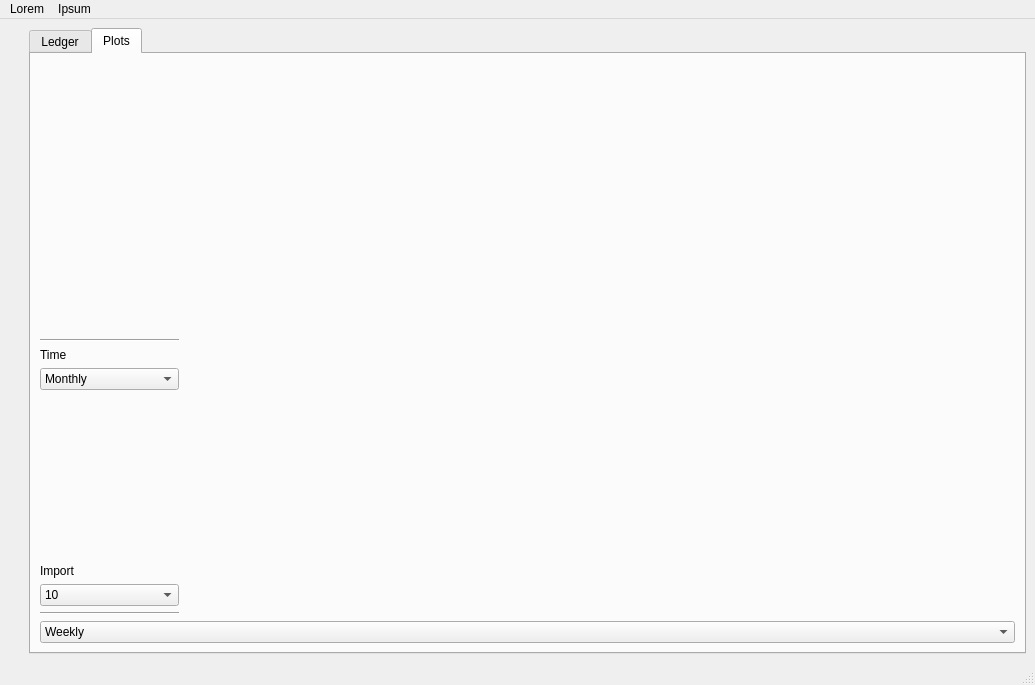
Above: piggy_bank/ui/main_window.ui from pbertoni89/piggy-bank before the change. Below: the same form after it.
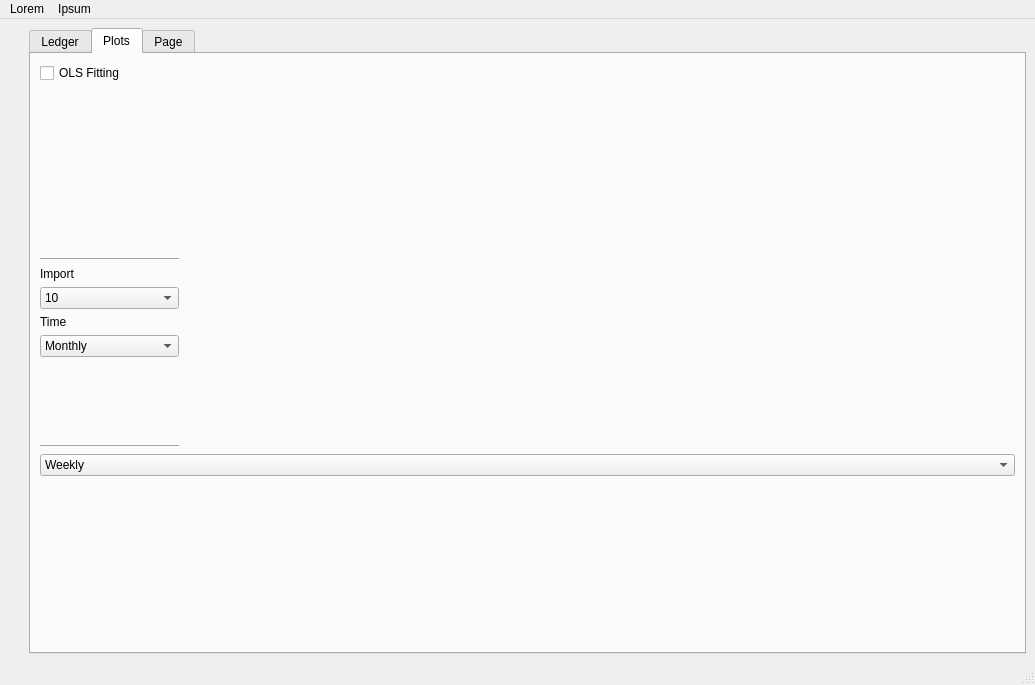
That is the form after the change. The open tabs and pages were chosen to show the change.

Commit message: [CHORES] decoupling some modules. Adding box-n-whiskers plott now they're too small. I need another tab

Diff of the .ui file:
```diff
--- a/piggy_bank/ui/main_window.ui
+++ b/piggy_bank/ui/main_window.ui
@@ -38,7 +38,7 @@
     <item>
      <widget class="QTabWidget" name="tabWidget">
       <property name="currentIndex">
-       <number>0</number>
+       <number>1</number>
       </property>
       <widget class="QWidget" name="tab_ledger">
        <attribute name="title">
@@ -91,7 +91,28 @@
         <item>
          <layout class="QHBoxLayout" name="qhl_plots_lines" stretch="1,6">
           <item>
-           <layout class="QVBoxLayout" name="qvl_plots_lines_cntrl"/>
+           <layout class="QVBoxLayout" name="qvl_plots_lines_cntrl">
+            <item>
+             <widget class="QCheckBox" name="qcb_plots_lines_ols_fit">
+              <property name="text">
+               <string>OLS Fitting</string>
+              </property>
+             </widget>
+            </item>
+            <item>
+             <spacer name="verticalSpacer_3">
+              <property name="orientation">
+               <enum>Qt::Orientation::Vertical</enum>
+              </property>
+              <property name="sizeHint" stdset="0">
+               <size>
+                <width>20</width>
+                <height>40</height>
+               </size>
+              </property>
+             </spacer>
+            </item>
+           </layout>
           </item>
           <item>
            <layout class="QHBoxLayout" name="qhl_plots_line"/>
@@ -99,7 +120,7 @@
          </layout>
         </item>
         <item>
-         <layout class="QHBoxLayout" name="qhl_plots_histograms" stretch="1,3,3">
+         <layout class="QHBoxLayout" name="qhl_plots_histograms" stretch="1,2,2,2">
           <item>
            <layout class="QVBoxLayout" name="qvl_plots_histograms_cntrl">
             <item>
@@ -109,48 +130,6 @@
               </property>
              </widget>
             </item>
-            <item>
-             <widget class="QLabel" name="label">
-              <property name="text">
-               <string>Time</string>
-              </property>
-             </widget>
-            </item>
-            <item>
-             <widget class="QComboBox" name="qcb_plots_histograms_time">
-              <property name="currentIndex">
-               <number>1</number>
-              </property>
-              <item>
-               <property name="text">
-                <string>Weekly</string>
-               </property>
-              </item>
-              <item>
-               <property name="text">
-                <string>Monthly</string>
-               </property>
-              </item>
-              <item>
-               <property name="text">
-                <string>Yearly</string>
-               </property>
-              </item>
-             </widget>
-            </item>
-            <item>
-             <spacer name="verticalSpacer_2">
-              <property name="orientation">
-               <enum>Qt::Orientation::Vertical</enum>
-              </property>
-              <property name="sizeHint" stdset="0">
-               <size>
-                <width>20</width>
-                <height>40</height>
-               </size>
-              </property>
-             </spacer>
-            </item>
             <item>
              <widget class="QLabel" name="label_2">
               <property name="text">
@@ -195,6 +174,48 @@
               </item>
              </widget>
             </item>
+            <item>
+             <widget class="QLabel" name="label">
+              <property name="text">
+               <string>Time</string>
+              </property>
+             </widget>
+            </item>
+            <item>
+             <widget class="QComboBox" name="qcb_plots_histograms_time">
+              <property name="currentIndex">
+               <number>1</number>
+              </property>
+              <item>
+               <property name="text">
+                <string>Weekly</string>
+               </property>
+              </item>
+              <item>
+               <property name="text">
+                <string>Monthly</string>
+               </property>
+              </item>
+              <item>
+               <property name="text">
+                <string>Yearly</string>
+               </property>
+              </item>
+             </widget>
+            </item>
+            <item>
+             <spacer name="verticalSpacer_2">
+              <property name="orientation">
+               <enum>Qt::Orientation::Vertical</enum>
+              </property>
+              <property name="sizeHint" stdset="0">
+               <size>
+                <width>20</width>
+                <height>40</height>
+               </size>
+              </property>
+             </spacer>
+            </item>
             <item>
              <widget class="Line" name="line_4">
               <property name="orientation">
@@ -210,6 +231,9 @@
           <item>
            <layout class="QVBoxLayout" name="qhl_plots_histograms_time"/>
           </item>
+          <item>
+           <layout class="QVBoxLayout" name="qvl_plots_histograms_box_whiskers"/>
+          </item>
          </layout>
         </item>
         <item>
@@ -235,6 +259,19 @@
               </item>
              </widget>
             </item>
+            <item>
+             <spacer name="verticalSpacer_4">
+              <property name="orientation">
+               <enum>Qt::Orientation::Vertical</enum>
+              </property>
+              <property name="sizeHint" stdset="0">
+               <size>
+                <width>20</width>
+                <height>40</height>
+               </size>
+              </property>
+             </spacer>
+            </item>
            </layout>
           </item>
           <item>
@@ -244,6 +281,11 @@
         </item>
        </layout>
       </widget>
+      <widget class="QWidget" name="tab">
+       <attribute name="title">
+        <string>Page</string>
+       </attribute>
+      </widget>
      </widget>
     </item>
    </layout>
```
The commit also changes 5 other files.
